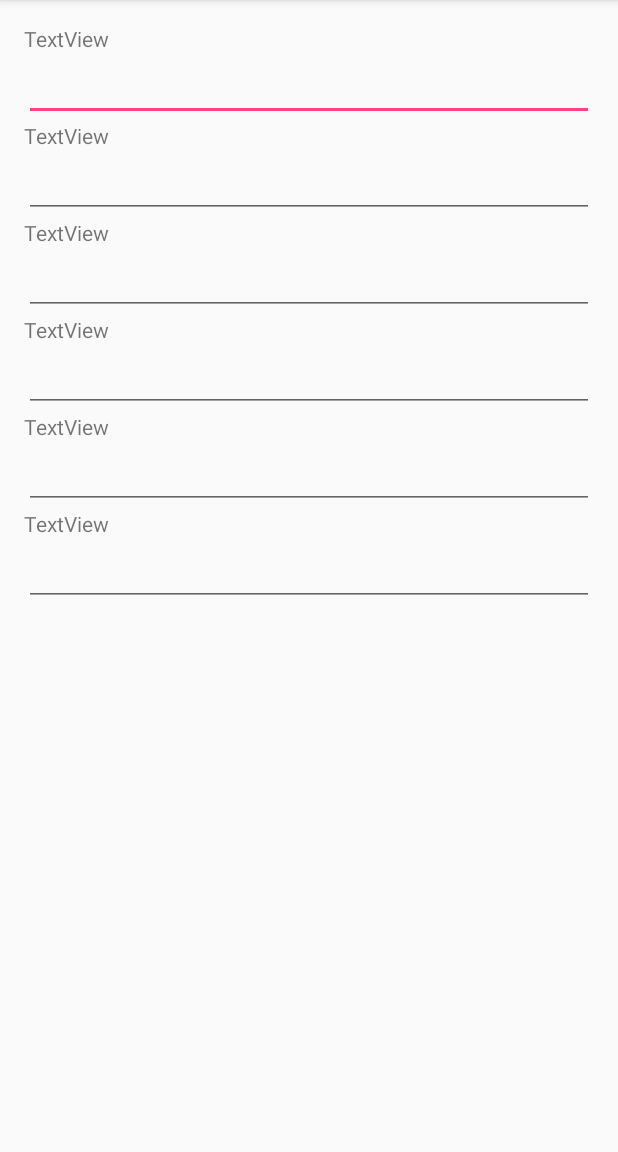
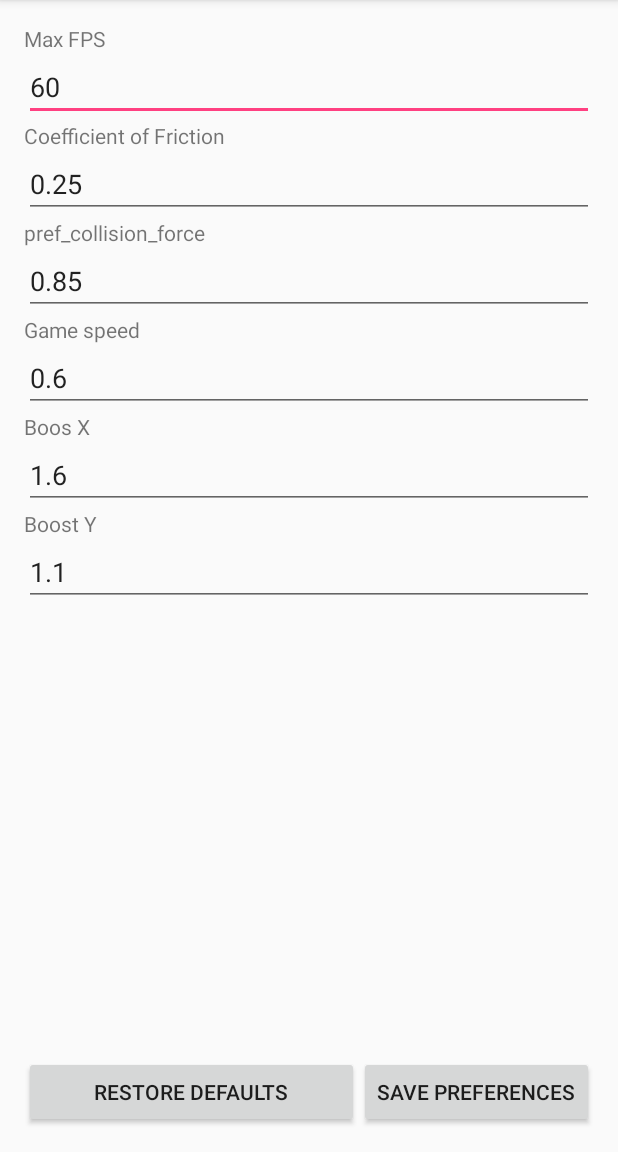
Before and after one commit to nikola-miljkovic/PMUIgra, an Android app: the SettingsActivity screen opened directly, with no data from a screen before it, on a phone screen of 412 x 824 dp, the part 84-1236 px from its top. Run offline under Robolectric (Android 15) with nearby library versions, the phone set to English and light mode, and no system bars.

Commit message:
Preference mgr

```diff
--- a/app/src/main/java/com/mndev/pmuigra/MainActivity.java
+++ b/app/src/main/java/com/mndev/pmuigra/MainActivity.java
@@ -12,8 +12,11 @@ import android.widget.AdapterView;
 import android.widget.ArrayAdapter;
 import android.widget.ListView;
 
+import com.mndev.pmuigra.controller.PreferenceController;
+
 import java.io.File;
 import java.util.ArrayList;
+import java.util.prefs.PreferenceChangeEvent;
 
 public class MainActivity extends AppCompatActivity {
 
@@ -24,6 +27,9 @@ public class MainActivity extends AppCompatActivity {
     protected void onCreate(Bundle savedInstanceState) {
         super.onCreate(savedInstanceState);
         setContentView(R.layout.activity_main);
+
+        // load preferences
+        PreferenceController.getInstance().load(getApplicationContext());
     }
 
     @Override
--- a/app/src/main/java/com/mndev/pmuigra/SettingsActivity.java
+++ b/app/src/main/java/com/mndev/pmuigra/SettingsActivity.java
@@ -2,12 +2,79 @@ package com.mndev.pmuigra;
 
 import android.support.v7.app.AppCompatActivity;
 import android.os.Bundle;
+import android.view.View;
+import android.widget.Button;
+import android.widget.EditText;
+import android.widget.TextView;
+
+import com.mndev.pmuigra.controller.PreferenceController;
 
 public class SettingsActivity extends AppCompatActivity {
+
+    PreferenceController preferenceController = PreferenceController.getInstance();
+
+    EditText editMaxFPS;
+    EditText editCoefficientOfFriction;
+    EditText editCollisionForce;
+    EditText editGameSpeed;
+    EditText editBoostX;
+    EditText editBoostY;
+
+    Button btnSavePreferences;
+    Button btnRestoreDefaultPreferences;
 
     @Override
     protected void onCreate(Bundle savedInstanceState) {
         super.onCreate(savedInstanceState);
         setContentView(R.layout.activity_settings);
+
+        editMaxFPS = (EditText)findViewById(R.id.max_fps_edit);
+        editCoefficientOfFriction = (EditText)findViewById(R.id.cof_edit);
+        editCollisionForce = (EditText)findViewById(R.id.collision_force_edit);
+        editGameSpeed = (EditText)findViewById(R.id.game_speed_edit);
+        editBoostX = (EditText)findViewById(R.id.boost_x_edit);
+        editBoostY = (EditText)findViewById(R.id.boost_y_edit);
+
+        btnSavePreferences = (Button)findViewById(R.id.save_pref_btn);
+        btnSavePreferences.setOnClickListener(new View.OnClickListener() {
+            @Override
+            public void onClick(View view) {
+                preferenceController.setMaxFPS(Integer.parseInt(editMaxFPS.getText().toString()));
+                preferenceController.setCoefficientOfFriction(Float.parseFloat(editCoefficientOfFriction.getText().toString()));
+                preferenceController.setCollisionForce(Float.parseFloat(editCollisionForce.getText().toString()));
+                preferenceController.setGameSpeed(Float.parseFloat(editGameSpeed.getText().toString()));
+                preferenceController.setBoostX(Float.parseFloat(editBoostX.getText().toString()));
+                preferenceController.setBoostY(Float.parseFloat(editBoostY.getText().toString()));
+
+                preferenceController.store(getApplicationContext());
+                loadPreferences();
+            }
+        });
+
+        btnRestoreDefaultPreferences = (Button)findViewById(R.id.restore_pref_btn);
+        btnRestoreDefaultPreferences.setOnClickListener(new View.OnClickListener() {
+            @Override
+            public void onClick(View view) {
+                restoreDefaults();
+                loadPreferences();
+            }
+        });
+
+        loadPreferences();
+    }
+
+    private void loadPreferences() {
+        preferenceController.load(getApplicationContext());
+
+        editMaxFPS.setText(String.valueOf(preferenceController.getMaxFPS()), TextView.BufferType.EDITABLE);
+        editCoefficientOfFriction.setText(String.valueOf(preferenceController.getCoefficientOfFriction()), TextView.BufferType.EDITABLE);
+        editCollisionForce.setText(String.valueOf(preferenceController.getCollisionForce()), TextView.BufferType.EDITABLE);
+        editGameSpeed.setText(String.valueOf(preferenceController.getGameSpeed()), TextView.BufferType.EDITABLE);
+        editBoostX.setText(String.valueOf(preferenceController.getBoostX()), TextView.BufferType.EDITABLE);
+        editBoostY.setText(String.valueOf(preferenceController.getBoostY()), TextView.BufferType.EDITABLE);
+    }
+
+    private void restoreDefaults() {
+        preferenceController.restoreDefaults(getApplicationContext());
     }
 }
--- a/app/src/main/java/com/mndev/pmuigra/controller/PreferenceController.java
+++ b/app/src/main/java/com/mndev/pmuigra/controller/PreferenceController.java
@@ -19,6 +19,37 @@ public class PreferenceController {
     public void load(Context context) {
         SharedPreferences sharedPref = context.getSharedPreferences(
                 context.getString(R.string.preference_file), Context.MODE_PRIVATE);
+
+        mMaxFPS = sharedPref.getInt(context.getString(R.string.pref_max_fps), mMaxFPS);
+        mCoefficientOfFriction = sharedPref.getFloat(context.getString(R.string.pref_cof), mCoefficientOfFriction);
+        mCollisionForce = sharedPref.getFloat(context.getString(R.string.pref_collision_force), mCollisionForce);
+        mGameSpeed = sharedPref.getFloat(context.getString(R.string.pref_game_speed), mGameSpeed);
+        mBoostX = sharedPref.getFloat(context.getString(R.string.pref_boost_x), mBoostX);
+        mBoostY = sharedPref.getFloat(context.getString(R.string.pref_boost_y), mBoostY);
+    }
+
+    public void store(Context context) {
+        SharedPreferences sharedPref = context.getSharedPreferences(
+                context.getString(R.string.preference_file), Context.MODE_PRIVATE);
+        SharedPreferences.Editor editor = sharedPref.edit();
+
+        editor.putInt(context.getString(R.string.pref_max_fps), mMaxFPS);
+        editor.putFloat(context.getString(R.string.pref_cof), mCoefficientOfFriction);
+        editor.putFloat(context.getString(R.string.pref_collision_force), mCollisionForce);
+        editor.putFloat(context.getString(R.string.pref_game_speed), mGameSpeed);
+        editor.putFloat(context.getString(R.string.pref_boost_x), mBoostX);
+        editor.putFloat(context.getString(R.string.pref_boost_y), mBoostY);
+
+        editor.apply();
+    }
+
+    public void restoreDefaults(Context context) {
+        SharedPreferences sharedPref = context.getSharedPreferences(
+                context.getString(R.string.preference_file), Context.MODE_PRIVATE);
+        SharedPreferences.Editor editor = sharedPref.edit();
+
+        editor.clear();
+        editor.apply();
     }
 
     int mMaxFPS = 60;
@@ -30,6 +61,10 @@ public class PreferenceController {
 
     public int getRenderSpeed() {
         return 1000 / mMaxFPS;
+    }
+
+    public int getMaxFPS() {
+        return mMaxFPS;
     }
 
     public void setMaxFPS(int maxFPS) {
--- a/app/src/main/res/layout/activity_settings.xml
+++ b/app/src/main/res/layout/activity_settings.xml
@@ -11,7 +11,7 @@
     tools:context="com.mndev.pmuigra.SettingsActivity">
 
     <TextView
-        android:text="TextView"
+        android:text="@string/pref_max_fps"
         android:layout_width="wrap_content"
         android:layout_height="wrap_content"
         android:id="@+id/textView2"
@@ -34,7 +34,7 @@
         android:layout_alignParentEnd="true" />
 
     <TextView
-        android:text="TextView"
+        android:text="@string/pref_cof"
         android:layout_width="wrap_content"
         android:layout_height="wrap_content"
         android:layout_below="@+id/max_fps_edit"
@@ -58,7 +58,7 @@
         android:layout_alignParentEnd="true" />
 
     <TextView
-        android:text="TextView"
+        android:text="pref_collision_force"
         android:layout_width="wrap_content"
         android:layout_height="wrap_content"
         android:layout_below="@+id/cof_edit"
@@ -82,7 +82,7 @@
         android:layout_alignParentEnd="true" />
 
     <TextView
-        android:text="TextView"
+        android:text="@string/pref_game_speed"
         android:layout_width="wrap_content"
         android:layout_height="wrap_content"
         android:layout_below="@+id/collision_force_edit"
@@ -106,7 +106,7 @@
         android:layout_alignParentEnd="true" />
 
     <TextView
-        android:text="TextView"
+        android:text="@string/pref_boost_x"
         android:layout_width="wrap_content"
         android:layout_height="wrap_content"
         android:layout_below="@+id/game_speed_edit"
@@ -117,20 +117,8 @@
         android:layout_alignParentEnd="true"
         tools:text="@string/pref_boost_x" />
 
-    <EditText
-        android:layout_width="wrap_content"
-        android:layout_height="wrap_content"
-        android:inputType="numberDecimal"
-        android:ems="10"
-        android:layout_below="@+id/textView6"
-        android:layout_alignParentLeft="true"
-        android:layout_alignParentStart="true"
-        android:id="@+id/boost_x_edit"
-        android:layout_alignParentRight="true"
-        android:layout_alignParentEnd="true" />
-
     <TextView
-        android:text="TextView"
+        android:text="@string/pref_boost_y"
         android:layout_width="wrap_content"
         android:layout_height="wrap_content"
         android:layout_below="@+id/boost_x_edit"
@@ -153,4 +141,38 @@
         android:layout_alignParentRight="true"
         android:layout_alignParentEnd="true" />
 
+    <Button
+        android:text="@string/save_prefs"
+        android:layout_width="wrap_content"
+        android:layout_height="wrap_content"
+        android:layout_alignParentBottom="true"
+        android:layout_alignParentRight="true"
+        android:layout_alignParentEnd="true"
+        android:id="@+id/save_pref_btn"
+        tools:text="@string/save_prefs" />
+
+    <Button
+        android:text="@string/restore_default_pref"
+        android:layout_width="wrap_content"
+        android:layout_height="wrap_content"
+        android:layout_alignParentBottom="true"
+        android:layout_alignParentLeft="true"
+        android:layout_alignParentStart="true"
+        android:id="@+id/restore_pref_btn"
+        android:layout_toLeftOf="@+id/save_pref_btn"
+        android:layout_toStartOf="@+id/save_pref_btn"
+        tools:text="@string/restore_default_pref" />
+
+    <EditText
+        android:layout_width="wrap_content"
+        android:layout_height="wrap_content"
+        android:inputType="numberDecimal"
+        android:ems="10"
+        android:id="@+id/boost_x_edit"
+        android:layout_below="@+id/textView6"
+        android:layout_alignParentLeft="true"
+        android:layout_alignParentStart="true"
+        android:layout_alignParentRight="true"
+        android:layout_alignParentEnd="true" />
+
 </RelativeLayout>
--- a/app/src/main/res/values/strings.xml
+++ b/app/src/main/res/values/strings.xml
@@ -31,4 +31,6 @@
     <string name="pref_boost_y">Boost Y</string>
 
     <string name="preference_file">com.mndev.pmuigra.PREF_FILE</string>
+    <string name="save_prefs">Save Preferences</string>
+    <string name="restore_default_pref">Restore defaults</string>
 </resources>
```
